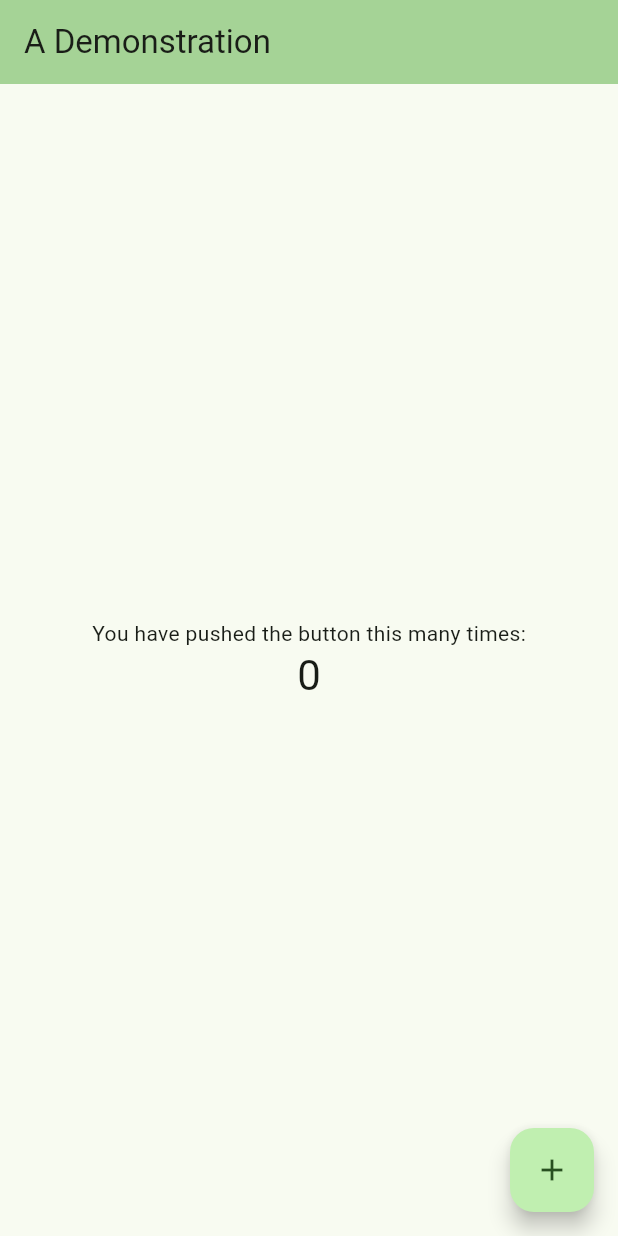
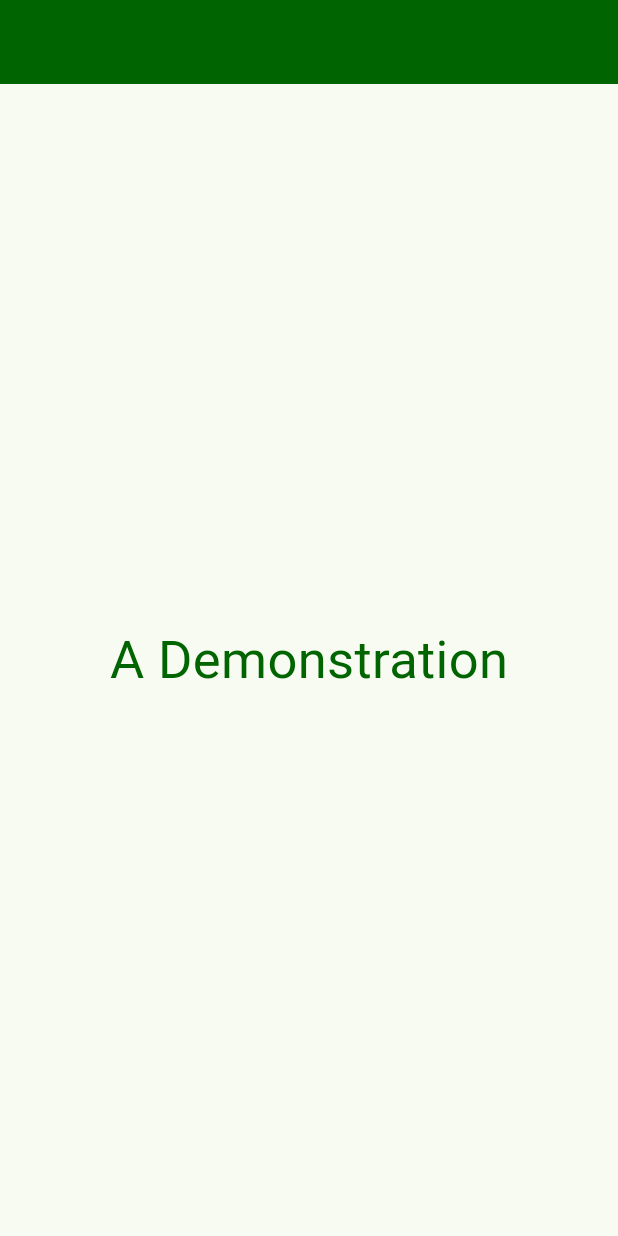
Before and after one commit to petra1/a_demonstration, a Flutter app: the screen it shows after launch, on a phone screen of 412 x 824 dp. Run offline on Flutter 3.47's test engine with Material 3 defaults, Android fonts, the phone set to English and light mode, and no system bars.

Commit message:
Customize color and text on the home screen

```diff
--- a/lib/main.dart
+++ b/lib/main.dart
@@ -7,47 +7,23 @@ void main() {
 class MyApp extends StatelessWidget {
   const MyApp({super.key});
 
-  // This widget is the root of your application.
   @override
   Widget build(BuildContext context) {
     return MaterialApp(
-       debugShowCheckedModeBanner: false,
+      debugShowCheckedModeBanner: false,
       title: 'Flutter Demo',
       theme: ThemeData(
-        // This is the theme of your application.
-        //
-        // TRY THIS: Try running your application with "flutter run". You'll see
-        // the application has a purple toolbar. Then, without quitting the app,
-        // try changing the seedColor in the colorScheme below to Colors.green
-        // and then invoke "hot reload" (save your changes or press the "hot
-        // reload" button in a Flutter-supported IDE, or press "r" if you used
-        // the command line to start the app).
-        //
-        // Notice that the counter didn't reset back to zero; the application
-        // state is not lost during the reload. To reset the state, use hot
-        // restart instead.
-        //
-        // This works for code too, not just values: Most code changes can be
-        // tested with just a hot reload.
-        colorScheme: ColorScheme.fromSeed(seedColor: const Color.fromARGB(255, 0, 100, 0)),
+        colorScheme: ColorScheme.fromSeed(
+            seedColor: const Color.fromARGB(255, 0, 100, 0)),
         useMaterial3: true,
       ),
-      home: const MyHomePage(title: 'A Demonstration'),
+      home: const MyHomePage(title: ''),
     );
   }
 }
 
 class MyHomePage extends StatefulWidget {
   const MyHomePage({super.key, required this.title});
-
-  // This widget is the home page of your application. It is stateful, meaning
-  // that it has a State object (defined below) that contains fields that affect
-  // how it looks.
-
-  // This class is the configuration for the state. It holds the values (in this
-  // case the title) provided by the parent (in this case the App widget) and
-  // used by the build method of the State. Fields in a Widget subclass are
-  // always marked "final".
 
   final String title;
 
@@ -56,71 +32,30 @@ class MyHomePage extends StatefulWidget {
 }
 
 class _MyHomePageState extends State<MyHomePage> {
-  int _counter = 0;
-
-  void _incrementCounter() {
-    setState(() {
-      // This call to setState tells the Flutter framework that something has
-      // changed in this State, which causes it to rerun the build method below
-      // so that the display can reflect the updated values. If we changed
-      // _counter without calling setState(), then the build method would not be
-      // called again, and so nothing would appear to happen.
-      _counter++;
-    });
-  }
-
   @override
   Widget build(BuildContext context) {
-    // This method is rerun every time setState is called, for instance as done
-    // by the _incrementCounter method above.
-    //
-    // The Flutter framework has been optimized to make rerunning build methods
-    // fast, so that you can just rebuild anything that needs updating rather
-    // than having to individually change instances of widgets.
     return Scaffold(
       appBar: AppBar(
-        // TRY THIS: Try changing the color here to a specific color (to
-        // Colors.amber, perhaps?) and trigger a hot reload to see the AppBar
-        // change color while the other colors stay the same.
-        backgroundColor: Theme.of(context).colorScheme.inversePrimary,
-        // Here we take the value from the MyHomePage object that was created by
-        // the App.build method, and use it to set our appbar title.
-        title: Text(widget.title),
+        backgroundColor: const Color.fromARGB(255, 0, 100, 0),
       ),
-      body: Center(
-        // Center is a layout widget. It takes a single child and positions it
-        // in the middle of the parent.
+      body: const Center(
         child: Column(
-          // Column is also a layout widget. It takes a list of children and
-          // arranges them vertically. By default, it sizes itself to fit its
-          // children horizontally, and tries to be as tall as its parent.
-          //
-          // Column has various properties to control how it sizes itself and
-          // how it positions its children. Here we use mainAxisAlignment to
-          // center the children vertically; the main axis here is the vertical
-          // axis because Columns are vertical (the cross axis would be
-          // horizontal).
-          //
-          // TRY THIS: Invoke "debug painting" (choose the "Toggle Debug Paint"
-          // action in the IDE, or press "p" in the console), to see the
-          // wireframe for each widget.
           mainAxisAlignment: MainAxisAlignment.center,
           children: <Widget>[
-            const Text(
-              'You have pushed the button this many times:',
-            ),
             Text(
-              '$_counter',
-              style: Theme.of(context).textTheme.headlineMedium,
+              "A Demonstration",
+              style: TextStyle(
+                  color: Color.fromARGB(
+                    255,
+                    0,
+                    100,
+                    0,
+                  ),
+                  fontSize: 35),
             ),
           ],
         ),
       ),
-      floatingActionButton: FloatingActionButton(
-        onPressed: _incrementCounter,
-        tooltip: 'Increment',
-        child: const Icon(Icons.add),
-      ), // This trailing comma makes auto-formatting nicer for build methods.
     );
   }
 }
```
